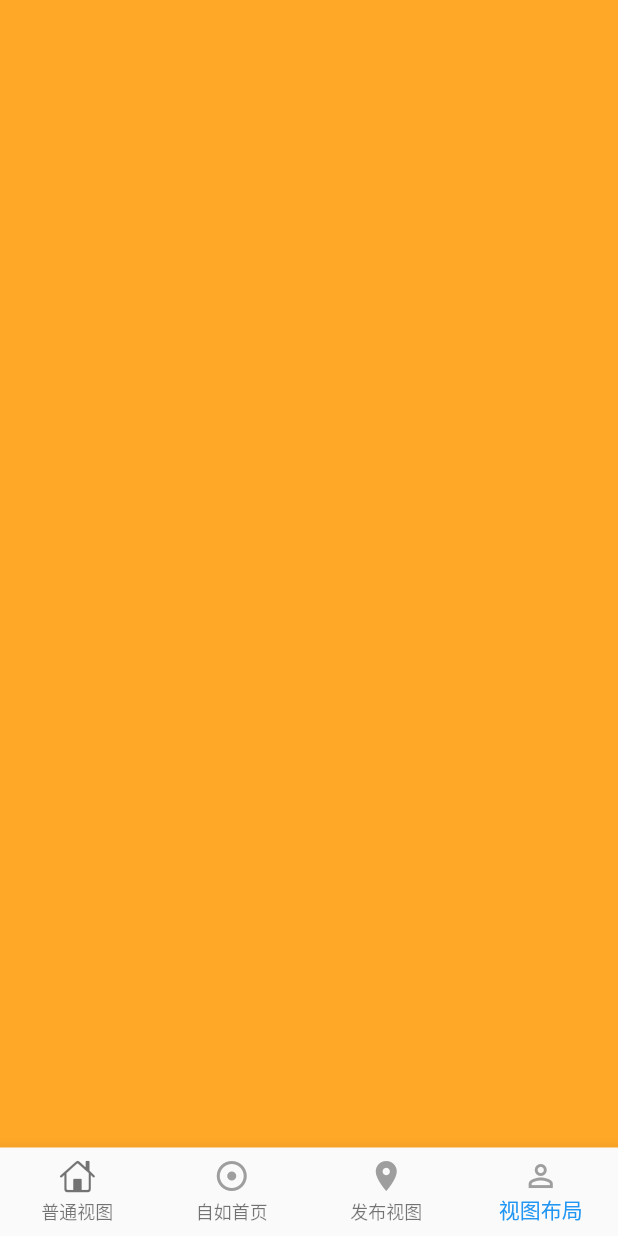
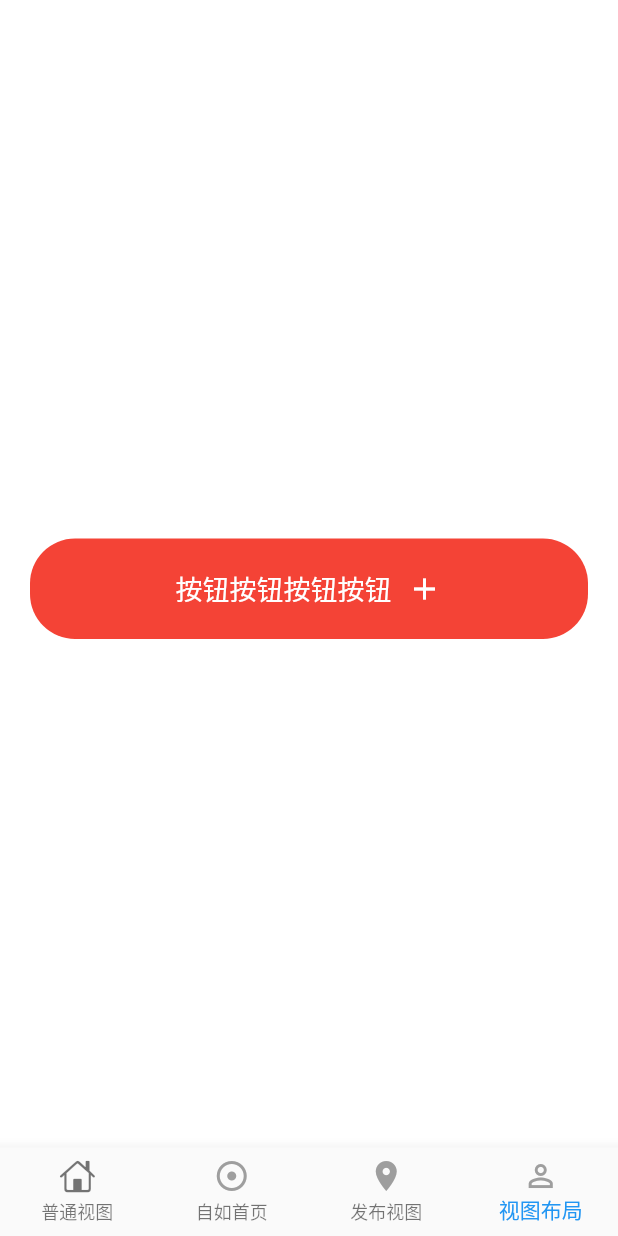
Before and after one commit to opvexe/FlutterNews, a Flutter app: the screen it shows after launch, item 4 of the bottom bar chosen, on a phone screen of 412 x 824 dp. Run offline on Flutter 3.47's test engine with Material 2 defaults, Android fonts, the phone set to English and light mode, and no system bars; our stand-ins replace flutter_swiper; network calls fail.

Commit message:
no message

```diff
--- a/myapp/lib/Tabbar/tabbarController.dart
+++ b/myapp/lib/Tabbar/tabbarController.dart
@@ -54,7 +54,8 @@ class _tabbarControllerState extends State<tabbarController> {
   @override
   Widget build(BuildContext context) {
     return Scaffold(
-      backgroundColor: Colors.orange.shade400,  ///设置controller背景视图颜色
+      // backgroundColor: Colors.orange.shade400,  ///设置controller背景视图颜色
+      backgroundColor:Colors.white,
       bottomNavigationBar: new BottomNavigationBar(
         items: items,
         type: BottomNavigationBarType.fixed,
--- a/myapp/lib/mineController.dart
+++ b/myapp/lib/mineController.dart
@@ -8,6 +8,72 @@ class mine extends StatefulWidget {
 class _mineState extends State<mine> {
   @override
   Widget build(BuildContext context) {
-    return Container();
+    return Center(
+        child: SimpleRoundButton(
+          backgroundColor: Colors.red,
+          // textColor: Colors.white,
+          buttonText: Text(
+            "按钮按钮按钮按钮",
+            style: TextStyle(
+              fontSize: 18.0,
+              fontWeight: FontWeight.normal,
+              color: Colors.white,
+            ),
+          ),
+          onPressed: (){
+            print("object");
+          },
+        ),
+    );
   }
 }
+
+
+
+/// 四周带圆角的button
+class SimpleRoundButton extends StatelessWidget {
+  final Color backgroundColor;
+  final Text buttonText;
+  final Color textColor;
+  final Function onPressed;
+  SimpleRoundButton({
+    this.backgroundColor,
+    this.buttonText,
+    this.textColor,
+    this.onPressed,
+  });
+  @override
+  Widget build(BuildContext context) {
+    return Container(
+      margin: EdgeInsets.only(top: 20.0),
+      padding: EdgeInsets.only(left: 20.0,right: 20.0),
+      child: Row(
+        children: <Widget>[
+          Expanded(
+            child: FlatButton(
+              shape: RoundedRectangleBorder(
+                borderRadius: BorderRadius.circular(30.0),
+              ),
+              splashColor: this.backgroundColor,
+              color: this.backgroundColor,
+              child: Row(
+                mainAxisAlignment: MainAxisAlignment.center,
+                children: <Widget>[
+                  Padding(
+                    padding: EdgeInsets.only(top: 20.0,bottom: 20.0),
+                    child: buttonText,
+                  ),
+                  Padding(
+                    padding: EdgeInsets.only(left: 10.0),
+                    child: Icon(Icons.add,color: Colors.white,),
+                  ),
+                ],
+              ),
+              onPressed: () =>onPressed,
+            ),
+          ),
+        ],
+      ),
+    );
+  }
+}
```
Also changed, not shown: myapp/lib/foundController.dart (+71 -14 lines), 1 other file.
